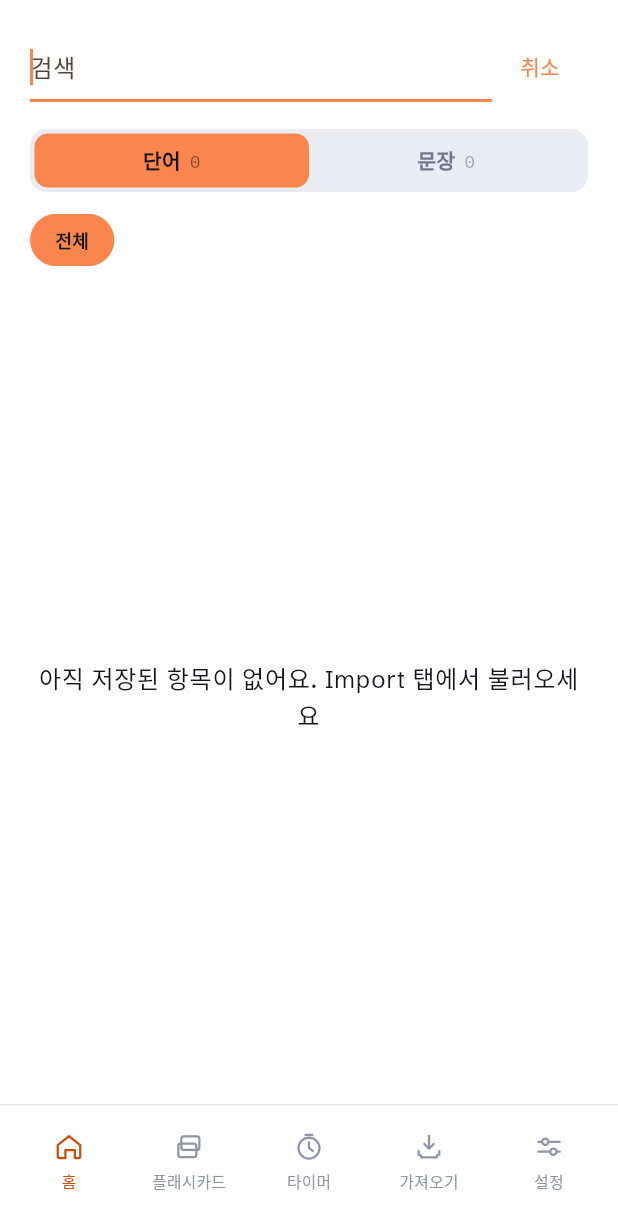
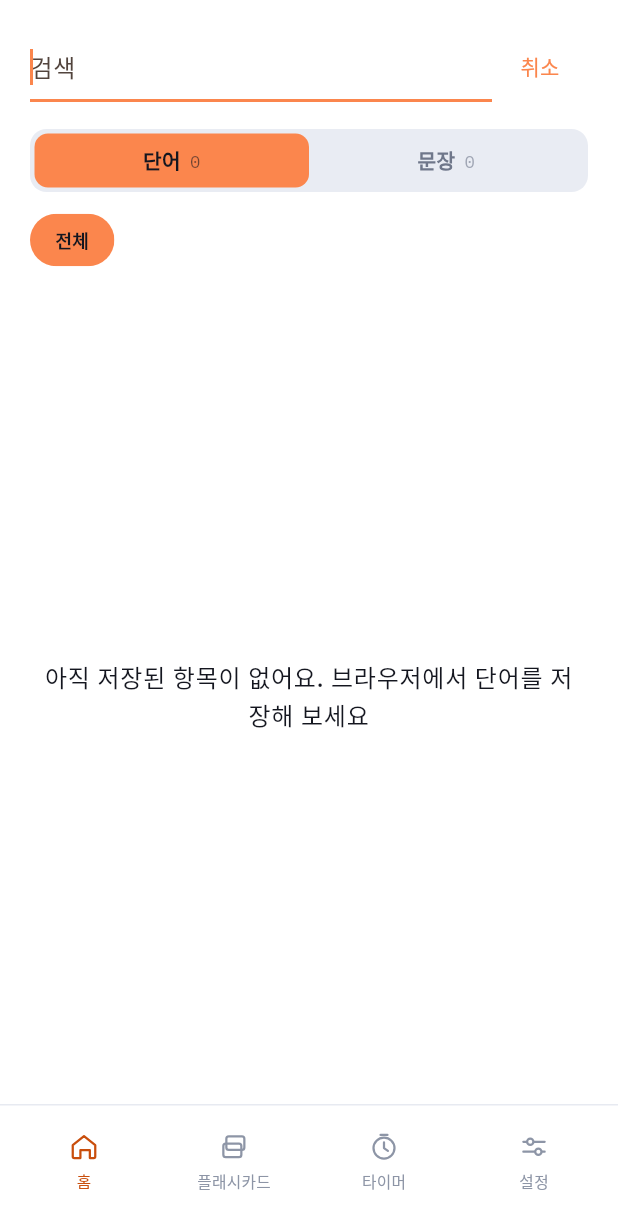
Before and after one commit to channuu/LanguageHelper, a Flutter app: the screen it shows once a user with an empty profile is signed in, after a tap on the "search" icon, on a phone screen of 412 x 824 dp. Shown: the top 1229 px of the screen. Run offline on Flutter 3.47's test engine with Material 3 defaults, Android fonts, the phone set to English and light mode, and no system bars; our stand-ins replace cloud_firestore, firebase_auth, firebase_core, shared_preferences, sqflite, youtube_player_flutter; accounts and stored records are empty.

Commit message:
refactor: remove the file-import path and its tab
동기화가 검증됐으니 파일로 데이터를 옮기던 경로를 걷어낸다(설계 §8·§9).
브라우저에서 저장한 항목은 이제 Firestore를 거쳐 앱에 도착한다.

- 하단 내비게이션 5탭 → 4탭 (홈/플래시카드/타이머/설정). '가져오기' 항목과
  아이콘 페인터 제거, ImportScreen과 그 테스트 삭제
- LearningRepository.mergeFromFile, MergeResult, InvalidBackupFileException,
  getLastImportSummary, LastImportSummary 모델 제거. 저장소가 더 이상
  SharedPreferences를 쓰지 않아 관련 배선도 정리
- database.dart의 hasValidSchema와 kWordsColumns/kSentencesColumns 제거 —
  가져오기 파일의 스키마 계약이었고 이제 호출자가 없다
- file_picker 의존성 제거
- 홈 빈 상태 문구를 "Import 탭에서 불러오세요"에서 "브라우저에서 단어를
  저장해 보세요"로 — 가리키던 탭이 사라졌다

930줄 삭제. flutter 254/254, analyzer 신규 이슈 0. 시뮬레이터에서 4탭
내비게이션과 새 빈 상태 문구를 확인했다.

참고: 목업의 AppNav.dc.html은 아직 5탭이다. 디자인 쪽 반영은 별도.

Co-Authored-By: Claude Opus 5 <noreply@anthropic.com>
Claude-Session: https://claude.ai/code/session_01PxYK7uS6ULYpLg8VMKyEKX

```diff
--- a/mobile/lib/app.dart
+++ b/mobile/lib/app.dart
@@ -6,7 +6,6 @@ import 'data/sync/sync_service.dart';
 import 'features/auth/auth_gate.dart';
 import 'features/flashcard/flashcard_screen.dart';
 import 'features/home/home_screen.dart';
-import 'features/import/import_screen.dart';
 import 'features/settings/settings_screen.dart';
 import 'features/timer/timer_screen.dart';
 import 'shared/widgets/app_bottom_nav.dart';
@@ -41,12 +40,11 @@ class _RootShellState extends State<_RootShell> with WidgetsBindingObserver {
   int _index = 0;
 
   // Order matches the design mockup's AppNav.dc.html exactly:
-  // 홈 / 플래시카드 / 타이머 / 가져오기 / 설정.
+  // 홈 / 플래시카드 / 타이머 / 설정.
   static const _screens = [
     HomeScreen(),
     FlashcardScreen(),
     TimerScreen(),
-    ImportScreen(),
     SettingsScreen(),
   ];
 
--- a/mobile/lib/data/models/last_import_summary.dart
+++ /dev/null
@@ -1,31 +0,0 @@
-class LastImportSummary {
-  final DateTime importedAt;
-  final int newWords;
-  final int newSentences;
-  final int skippedWords;
-  final int skippedSentences;
-
-  const LastImportSummary({
-    required this.importedAt,
-    required this.newWords,
-    required this.newSentences,
-    required this.skippedWords,
-    required this.skippedSentences,
-  });
-
-  Map<String, Object?> toJson() => {
-        'importedAt': importedAt.toIso8601String(),
-        'newWords': newWords,
-        'newSentences': newSentences,
-        'skippedWords': skippedWords,
-        'skippedSentences': skippedSentences,
-      };
-
-  factory LastImportSummary.fromJson(Map<String, Object?> json) => LastImportSummary(
-        importedAt: DateTime.parse(json['importedAt'] as String),
-        newWords: json['newWords'] as int,
-        newSentences: json['newSentences'] as int,
-        skippedWords: json['skippedWords'] as int,
-        skippedSentences: json['skippedSentences'] as int,
-      );
-}
--- a/mobile/lib/features/home/home_screen.dart
+++ b/mobile/lib/features/home/home_screen.dart
@@ -307,7 +307,7 @@ class _HomeScreenState extends State<HomeScreen> {
   }
 
   String _emptyMessage({required bool hasAny}) {
-    return hasAny ? '검색 결과가 없어요' : '아직 저장된 항목이 없어요. Import 탭에서 불러오세요';
+    return hasAny ? '검색 결과가 없어요' : '아직 저장된 항목이 없어요. 브라우저에서 단어를 저장해 보세요';
   }
 }
 
--- a/mobile/lib/features/import/import_screen.dart
+++ /dev/null
@@ -1,196 +0,0 @@
-import 'package:file_picker/file_picker.dart';
-import 'package:flutter/material.dart';
-import 'package:provider/provider.dart';
-
-import '../../data/models/last_import_summary.dart';
-import '../../data/repository.dart';
-import '../../theme/app_theme.dart';
-
-class ImportScreen extends StatefulWidget {
-  const ImportScreen({super.key});
-
-  @override
-  State<ImportScreen> createState() => _ImportScreenState();
-}
-
-class _ImportScreenState extends State<ImportScreen> {
-  LastImportSummary? _lastImport;
-
-  @override
-  void initState() {
-    super.initState();
-    _loadLastImport();
-  }
-
-  Future<void> _loadLastImport() async {
-    final repo = context.read<LearningRepository>();
-    final summary = await repo.getLastImportSummary();
-    if (!mounted) return;
-    setState(() => _lastImport = summary);
-  }
-
-  Future<void> _pickAndImport(BuildContext context) async {
-    final result = await FilePicker.pickFiles(
-      type: FileType.custom,
-      allowedExtensions: ['sqlite'],
-    );
-    if (result == null || result.files.single.path == null) return;
-
-    if (!context.mounted) return;
-    final repo = context.read<LearningRepository>();
-    final messenger = ScaffoldMessenger.of(context);
-
-    try {
-      final merged = await repo.mergeFromFile(result.files.single.path!);
-      messenger.showSnackBar(
-        SnackBar(
-          content: Text(
-            '단어 ${merged.newWords}개, 문장 ${merged.newSentences}개를 가져왔습니다',
-          ),
-        ),
-      );
-      await _loadLastImport();
-    } on InvalidBackupFileException catch (e) {
-      if (!context.mounted) return;
-      showDialog<void>(
-        context: context,
-        builder: (context) => AlertDialog(
-          title: const Text('가져오기 실패'),
-          content: Text(e.message),
-          actions: [
-            TextButton(
-              onPressed: () => Navigator.of(context).pop(),
-              child: const Text('확인'),
-            ),
-          ],
-        ),
-      );
-    }
-  }
-
-  static String _dateTimeLabel(DateTime dt) {
-    final period = dt.hour < 12 ? '오전' : '오후';
-    final hour12 = dt.hour % 12 == 0 ? 12 : dt.hour % 12;
-    return '${dt.month}월 ${dt.day}일 $period $hour12:${dt.minute.toString().padLeft(2, '0')}';
-  }
-
-  @override
-  Widget build(BuildContext context) {
-    final lastImport = _lastImport;
-
-    return Scaffold(
-      body: SafeArea(
-        child: SingleChildScrollView(
-          padding: const EdgeInsets.all(20),
-          child: Column(
-            crossAxisAlignment: CrossAxisAlignment.start,
-            children: [
-              Text('가져오기', style: Theme.of(context).textTheme.headlineLarge),
-              const SizedBox(height: 8),
-              const Text(
-                '확장 프로그램 팝업에서 내보낸 .sqlite 파일을 선택하면 기존 데이터와 합칩니다. 같은 항목은 건너뜁니다.',
-                style: TextStyle(fontSize: 13, height: 1.65, color: AppColors.inkTertiary),
-              ),
-              const SizedBox(height: 20),
-              GestureDetector(
-                onTap: () => _pickAndImport(context),
-                child: Container(
-                  height: 190,
-                  decoration: BoxDecoration(
-                    border: Border.all(color: const Color(0xFFD4DAE5)),
-                    borderRadius: BorderRadius.circular(16),
-                    color: AppColors.surface,
-                  ),
-                  alignment: Alignment.center,
-                  child: Column(
-                    mainAxisSize: MainAxisSize.min,
-                    children: [
-                      Container(
-                        width: 44,
-                        height: 44,
-                        decoration: BoxDecoration(
-                          borderRadius: BorderRadius.circular(12),
-                          border: Border.all(color: const Color(0xFFD4DAE5)),
-                          color: AppColors.surface,
-                        ),
-                        alignment: Alignment.center,
-                        child: const Icon(Icons.file_upload_outlined, size: 20, color: AppColors.inkSecondary),
-                      ),
-                      const SizedBox(height: 10),
-                      const Text(
-                        'english_helper.sqlite',
-                        style: TextStyle(fontFamily: AppFonts.mono, fontSize: 11, color: AppColors.inkQuaternary),
-                      ),
-                    ],
-                  ),
-                ),
-              ),
-              const SizedBox(height: 16),
-              SizedBox(
-                width: double.infinity,
-                height: 52,
-                child: ElevatedButton(
-                  onPressed: () => _pickAndImport(context),
-                  style: ElevatedButton.styleFrom(
-                    backgroundColor: AppColors.accent,
-                    foregroundColor: AppColors.ink,
-                    shape: RoundedRectangleBorder(borderRadius: BorderRadius.circular(12)),
-                  ),
-                  child: const Text(
-                    '파일 선택',
-                    style: TextStyle(fontFamily: AppFonts.display, fontWeight: FontWeight.w600, fontSize: 15),
-                  ),
-                ),
-              ),
-              if (lastImport != null) ...[
-                const SizedBox(height: 14),
-                Container(
-                  padding: const EdgeInsets.all(16),
-                  decoration: BoxDecoration(
-                    color: AppColors.surface,
-                    border: Border.all(color: AppColors.border),
-                    borderRadius: BorderRadius.circular(14),
-                  ),
-                  child: Column(
-                    crossAxisAlignment: CrossAxisAlignment.start,
-                    children: [
-                      const Text(
-                        'LAST IMPORT',
-                        style: TextStyle(
-                          fontFamily: AppFonts.mono,
-                          fontSize: 10.5,
-                          fontWeight: FontWeight.w600,
-                          letterSpacing: 0.1,
-                          color: AppColors.inkQuaternary,
-                        ),
-                      ),
-                      const SizedBox(height: 10),
-                      Row(
-                        mainAxisAlignment: MainAxisAlignment.spaceBetween,
-                        crossAxisAlignment: CrossAxisAlignment.baseline,
-                        textBaseline: TextBaseline.alphabetic,
-                        children: [
-                          Text(_dateTimeLabel(lastImport.importedAt), style: const TextStyle(fontSize: 13.5)),
-                          Text(
-                            '+${lastImport.newWords + lastImport.newSentences}개',
-                            style: const TextStyle(fontFamily: AppFonts.mono, fontSize: 12, color: AppColors.accentInk),
-                          ),
-                        ],
-                      ),
-                      const SizedBox(height: 6),
-                      Text(
-                        '단어 ${lastImport.newWords} · 문장 ${lastImport.newSentences} 추가, '
-                        '중복 ${lastImport.skippedWords + lastImport.skippedSentences}건 건너뜀',
-                        style: const TextStyle(fontSize: 11.5, color: AppColors.inkQuaternary),
-                      ),
-                    ],
-                  ),
-                ),
-              ],
-            ],
-          ),
-        ),
-      ),
-    );
-  }
-}
--- a/mobile/lib/shared/widgets/app_bottom_nav.dart
+++ b/mobile/lib/shared/widgets/app_bottom_nav.dart
@@ -12,7 +12,7 @@ class AppBottomNav extends StatelessWidget {
 
   const AppBottomNav({super.key, required this.selectedIndex, required this.onTap});
 
-  static const _labels = ['홈', '플래시카드', '타이머', '가져오기', '설정'];
+  static const _labels = ['홈', '플래시카드', '타이머', '설정'];
 
   /// oklch(0.58 0.17 42) — the mockup's active nav color (distinct from
   /// AppColors.accentInk, which is oklch(0.56 0.17 42)).
@@ -29,7 +29,7 @@ class AppBottomNav extends StatelessWidget {
       ),
       child: Row(
         children: [
-          for (var i = 0; i < 5; i++)
+          for (var i = 0; i < 4; i++)
             Expanded(
               child: _NavItem(
                 index: i,
@@ -60,8 +60,6 @@ class _NavItem extends StatelessWidget {
         return _FlashcardIconPainter(color);
       case 2:
         return _TimerIconPainter(color);
-      case 3:
-        return _ImportIconPainter(color);
       default:
         return _SettingsIconPainter(color);
     }
@@ -165,35 +163,6 @@ class _TimerIconPainter extends CustomPainter {
   bool shouldRepaint(covariant _TimerIconPainter oldDelegate) => oldDelegate.color != color;
 }
 
-class _ImportIconPainter extends CustomPainter {
-  final Color color;
-  const _ImportIconPainter(this.color);
-
-  @override
-  void paint(Canvas canvas, Size size) {
-    final paint = _strokePaint(color);
-    final arrow = Path()
-      ..moveTo(10.5, 3.2)
-      ..lineTo(10.5, 11.8)
-      ..moveTo(10.5, 11.8)
-      ..lineTo(7.4, 8.7)
-      ..moveTo(10.5, 11.8)
-      ..lineTo(13.6, 8.7);
-    canvas.drawPath(arrow, paint);
-    final tray = Path()
-      ..moveTo(3.6, 13.4)
-      ..lineTo(3.6, 15.8)
-      ..arcToPoint(const Offset(5.4, 17.6), radius: const Radius.circular(1.8))
-      ..lineTo(15.6, 17.6)
-      ..arcToPoint(const Offset(17.4, 15.8), radius: const Radius.circular(1.8))
-      ..lineTo(17.4, 13.4);
-    canvas.drawPath(tray, paint);
-  }
-
-  @override
-  bool shouldRepaint(covariant _ImportIconPainter oldDelegate) => oldDelegate.color != color;
-}
-
 class _SettingsIconPainter extends CustomPainter {
   final Color color;
   const _SettingsIconPainter(this.color);
--- a/mobile/pubspec.yaml
+++ b/mobile/pubspec.yaml
@@ -36,7 +36,6 @@ dependencies:
   cupertino_icons: ^1.0.8
   sqflite: ^2.4.3
   path_provider: ^2.1.6
-  file_picker: ^11.0.3
   provider: ^6.1.5+1
   shared_preferences: ^2.5.5
   path: ^1.9.1
```
Also changed, not shown: mobile/lib/data/database.dart (+0 -34 lines), mobile/lib/data/repository.dart (+1 -104 lines), mobile/pubspec.lock, 8 other files.
